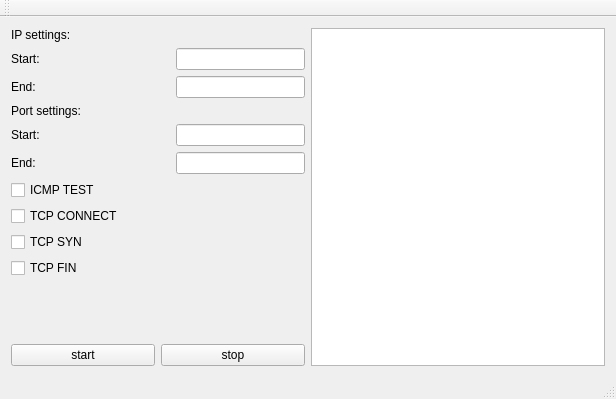
First picture: the form in mainwindow.ui, repository feng-zhe/SCanner, before the edit.
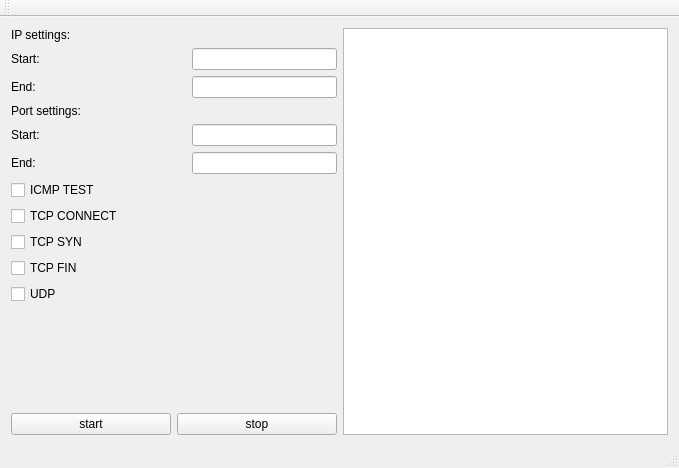
Second picture: the form after the edit.

```diff
--- a/mainwindow.ui
+++ b/mainwindow.ui
@@ -6,8 +6,8 @@
    <rect>
     <x>0</x>
     <y>0</y>
-    <width>616</width>
-    <height>399</height>
+    <width>679</width>
+    <height>468</height>
    </rect>
   </property>
   <property name="windowTitle">
@@ -138,7 +138,7 @@
           </property>
          </widget>
         </item>
-        <item>
+        <item alignment="Qt::AlignVCenter">
          <widget class="QCheckBox" name="checkBoxTCPC">
           <property name="text">
            <string>TCP CONNECT</string>
@@ -159,6 +159,13 @@
           </property>
          </widget>
         </item>
+        <item>
+         <widget class="QCheckBox" name="checkBoxUDP">
+          <property name="text">
+           <string>UDP</string>
+          </property>
+         </widget>
+        </item>
         <item>
          <spacer name="verticalSpacer">
           <property name="orientation">
```
Left out of the diff: 2 changed lines with no effect on the pictures.
